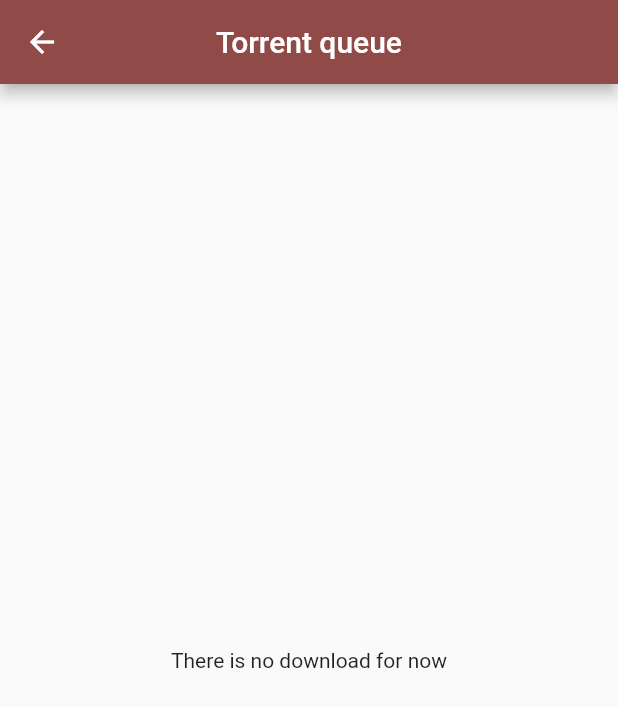
After one commit to ALEZ-DEV/Anime-Kanri, a Flutter app: the screen it shows after launch, after a tap on "Settings", after a tap on "Torrent queue", on a phone screen of 412 x 824 dp. The commit adds this screen. Shown: the top 707 px of the screen. Run offline on Flutter 3.47's test engine with Material 2 defaults, Android fonts, the phone set to English and light mode, and no system bars; our stand-ins replace bloc, fixnum, flutter_bloc; missing offline and left inert: rinf.

Commit message:
add page for torrent download

```diff
--- a/lib/screens/setting_screen.dart
+++ b/lib/screens/setting_screen.dart
@@ -1,3 +1,4 @@
+import 'package:anime_kanri/screens/setting_screens/torrent_queue_screen.dart';
 import 'package:flutter/material.dart';
 
 class SettingScreen extends StatelessWidget {
@@ -11,8 +12,19 @@ class SettingScreen extends StatelessWidget {
 
   @override
   Widget build(BuildContext context) {
-    return const Center(
-      child: Text('There will be the settings'),
+    return Column(
+      children: [
+        TextButton.icon(
+          onPressed: () => Navigator.push(
+            context,
+            MaterialPageRoute(
+              builder: (context) => const TorrentQueueScreen(),
+            ),
+          ),
+          icon: const Icon(Icons.download),
+          label: const Text('Torrent queue'),
+        ),
+      ],
     );
   }
 }
--- /dev/null
+++ b/lib/screens/setting_screens/torrent_queue_screen.dart
@@ -0,0 +1,69 @@
+import 'package:flutter/material.dart';
+
+import 'package:rinf/rinf.dart';
+import 'package:anime_kanri/messages/librqbit_torrent.pb.dart' as librqbit;
+
+class TorrentQueueScreen extends StatelessWidget {
+  const TorrentQueueScreen({super.key});
+
+  @override
+  Widget build(BuildContext context) {
+    return Scaffold(
+      appBar: AppBar(
+        title: const Text('Torrent queue'),
+        centerTitle: true,
+      ),
+      body: Center(
+        child: StreamBuilder<RustSignal>(
+          stream: rustBroadcaster.stream
+              .where((rustSignal) => rustSignal.resource == librqbit.ID),
+          builder: (context, snapshot) {
+            final rustSignal = snapshot.data;
+            if (rustSignal == null) {
+              return const Center(
+                child: Text('There is no download for now'),
+              );
+            } else {
+              final signal = librqbit.CurrentTorrentDownloadInfo.fromBuffer(
+                rustSignal.message!,
+              );
+
+              return ListView.builder(
+                itemCount: signal.torrentsState.length,
+                itemBuilder: (context, index) => TorrentQueueItem(
+                  torrentState: signal.torrentsState[index],
+                ),
+              );
+            }
+          },
+        ),
+      ),
+    );
+  }
+}
+
+class TorrentQueueItem extends StatelessWidget {
+  const TorrentQueueItem({required this.torrentState, super.key});
+
+  final librqbit.TorrentState torrentState;
+
+  @override
+  Widget build(BuildContext context) {
+    return SizedBox(
+      width: double.infinity,
+      height: 300,
+      child: Column(
+        crossAxisAlignment: CrossAxisAlignment.start,
+        children: [
+          Text(
+            torrentState.id.toString(),
+          ),
+          LinearProgressIndicator(
+            value: torrentState.pourcent / 100,
+          ),
+          Text('${torrentState.downspeed} Mbps/s'),
+        ],
+      ),
+    );
+  }
+}
```
Also changed, not shown: 2 other files.
